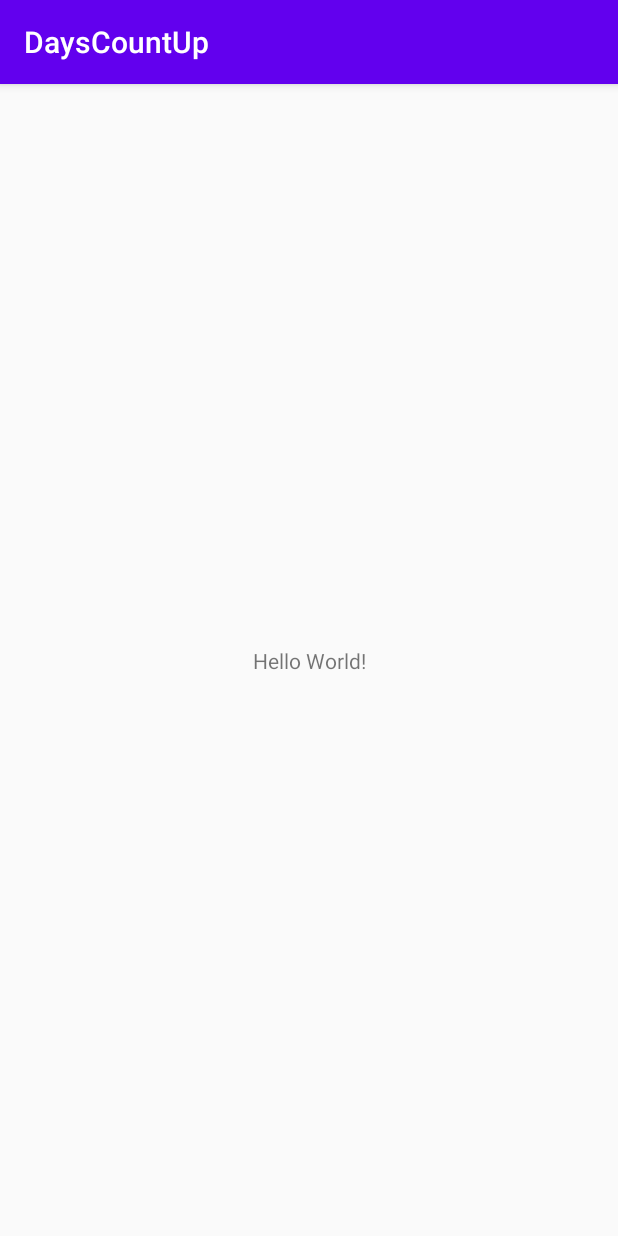
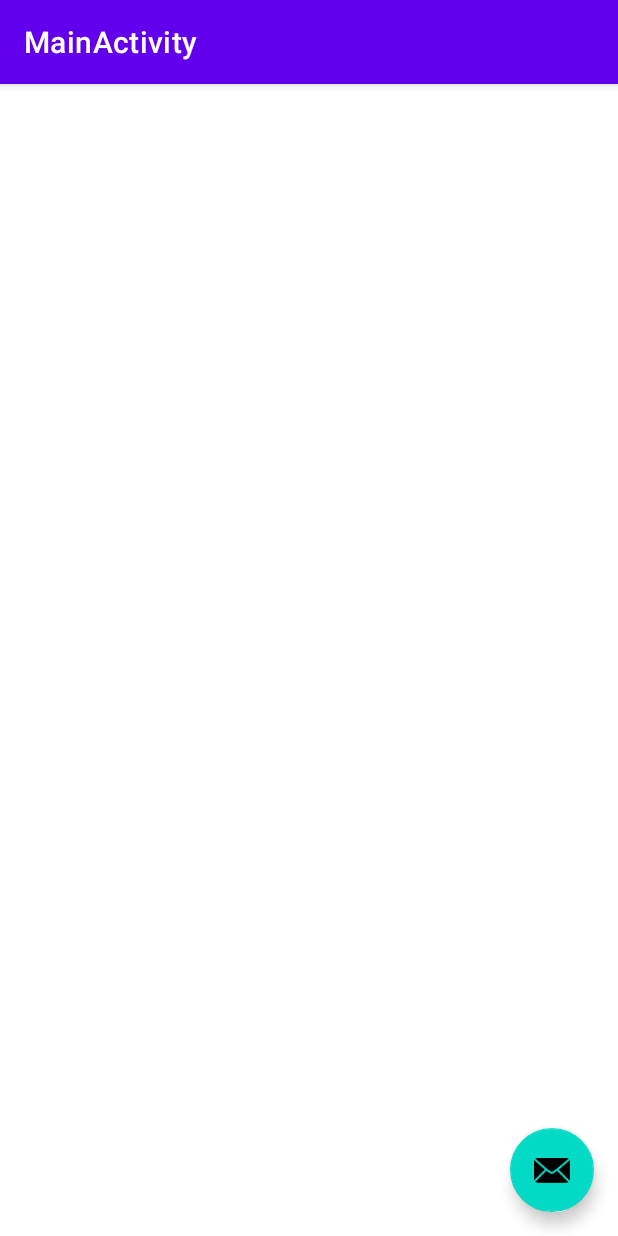
Before and after one commit to PrisonerPrice/DaysCountUp, an Android app: the screen it shows after launch (MainActivity), on a phone screen of 412 x 824 dp. Run offline under Robolectric (Android 15) with nearby library versions, the light colour scheme and no system bars.

Commit message:
Save work

```diff
--- a/app/build.gradle
+++ b/app/build.gradle
@@ -28,6 +28,12 @@ dependencies {
 
     implementation 'androidx.appcompat:appcompat:1.1.0'
     implementation 'androidx.constraintlayout:constraintlayout:1.1.3'
+    implementation 'com.google.android.material:material:1.1.0'
+    implementation 'androidx.navigation:navigation-fragment:2.0.0'
+    implementation 'androidx.navigation:navigation-ui:2.0.0'
+    implementation 'androidx.preference:preference:1.1.0-rc01'
+    implementation 'androidx.annotation:annotation:1.1.0'
+    implementation 'androidx.lifecycle:lifecycle-extensions:2.2.0'
     testImplementation 'junit:junit:4.12'
     androidTestImplementation 'androidx.test.ext:junit:1.1.1'
     androidTestImplementation 'androidx.test.espresso:espresso-core:3.2.0'
--- a/app/src/main/java/com/prisonerprice/dayscountup/MainActivity.java
+++ b/app/src/main/java/com/prisonerprice/dayscountup/MainActivity.java
@@ -1,8 +1,14 @@
 package com.prisonerprice.dayscountup;
 
+import android.os.Bundle;
+
+import com.google.android.material.floatingactionbutton.FloatingActionButton;
+import com.google.android.material.snackbar.Snackbar;
+
 import androidx.appcompat.app.AppCompatActivity;
+import androidx.appcompat.widget.Toolbar;
 
-import android.os.Bundle;
+import android.view.View;
 
 public class MainActivity extends AppCompatActivity {
 
@@ -10,5 +16,17 @@ public class MainActivity extends AppCompatActivity {
     protected void onCreate(Bundle savedInstanceState) {
         super.onCreate(savedInstanceState);
         setContentView(R.layout.activity_main);
+        Toolbar toolbar = findViewById(R.id.toolbar);
+        setSupportActionBar(toolbar);
+
+        FloatingActionButton fab = findViewById(R.id.fab);
+        fab.setOnClickListener(new View.OnClickListener() {
+            @Override
+            public void onClick(View view) {
+                Snackbar.make(view, "Replace with your own action", Snackbar.LENGTH_LONG)
+                        .setAction("Action", null).show();
+            }
+        });
     }
+
 }
--- a/app/src/main/res/layout/activity_main.xml
+++ b/app/src/main/res/layout/activity_main.xml
@@ -1,18 +1,31 @@
 <?xml version="1.0" encoding="utf-8"?>
-<androidx.constraintlayout.widget.ConstraintLayout xmlns:android="http://schemas.android.com/apk/res/android"
+<androidx.coordinatorlayout.widget.CoordinatorLayout xmlns:android="http://schemas.android.com/apk/res/android"
     xmlns:app="http://schemas.android.com/apk/res-auto"
     xmlns:tools="http://schemas.android.com/tools"
     android:layout_width="match_parent"
     android:layout_height="match_parent"
     tools:context=".MainActivity">
 
-    <TextView
+    <com.google.android.material.appbar.AppBarLayout
+        android:layout_width="match_parent"
+        android:layout_height="wrap_content"
+        android:theme="@style/AppTheme.AppBarOverlay">
+
+        <androidx.appcompat.widget.Toolbar
+            android:id="@+id/toolbar"
+            android:layout_width="match_parent"
+            android:layout_height="?attr/actionBarSize"
+            android:background="?attr/colorPrimary"
+            app:popupTheme="@style/AppTheme.PopupOverlay" />
+
+    </com.google.android.material.appbar.AppBarLayout>
+
+    <com.google.android.material.floatingactionbutton.FloatingActionButton
+        android:id="@+id/fab"
         android:layout_width="wrap_content"
         android:layout_height="wrap_content"
-        android:text="Hello World!"
-        app:layout_constraintBottom_toBottomOf="parent"
-        app:layout_constraintLeft_toLeftOf="parent"
-        app:layout_constraintRight_toRightOf="parent"
-        app:layout_constraintTop_toTopOf="parent" />
+        android:layout_gravity="bottom|end"
+        android:layout_margin="@dimen/fab_margin"
+        app:srcCompat="@android:drawable/ic_dialog_email" />
 
-</androidx.constraintlayout.widget.ConstraintLayout>
+</androidx.coordinatorlayout.widget.CoordinatorLayout>
--- /dev/null
+++ b/app/src/main/res/values/dimens.xml
@@ -0,0 +1,6 @@
+<resources>
+    <dimen name="fab_margin">16dp</dimen>
+    <!-- Default screen margins, per the Android Design guidelines. -->
+    <dimen name="activity_horizontal_margin">16dp</dimen>
+    <dimen name="activity_vertical_margin">16dp</dimen>
+</resources>
--- a/app/src/main/res/values/styles.xml
+++ b/app/src/main/res/values/styles.xml
@@ -1,11 +1,20 @@
 <resources>
 
     <!-- Base application theme. -->
-    <style name="AppTheme" parent="Theme.AppCompat.Light.DarkActionBar">
+    <style name="AppTheme" parent="Theme.MaterialComponents.Light.NoActionBar">
         <!-- Customize your theme here. -->
         <item name="colorPrimary">@color/colorPrimary</item>
         <item name="colorPrimaryDark">@color/colorPrimaryDark</item>
         <item name="colorAccent">@color/colorAccent</item>
     </style>
 
+    <style name="AppTheme.NoActionBar">
+        <item name="windowActionBar">false</item>
+        <item name="windowNoTitle">true</item>
+    </style>
+
+    <style name="AppTheme.AppBarOverlay" parent="ThemeOverlay.AppCompat.Dark.ActionBar" />
+
+    <style name="AppTheme.PopupOverlay" parent="ThemeOverlay.AppCompat.Light" />
+
 </resources>
```
Also changed, not shown: app/src/main/AndroidManifest.xml (+14 -3 lines), app/src/main/java/com/prisonerprice/dayscountup/EditActivity.java (added, +14 -0 lines), app/src/main/java/com/prisonerprice/dayscountup/SettingsActivity.java (added, +31 -0 lines), app/src/main/res/layout/activity_edit.xml (added, +9 -0 lines), app/src/main/res/layout/settings_activity.xml (added, +9 -0 lines), app/src/main/res/navigation/nav_graph.xml (added, +28 -0 lines), app/src/main/res/values/arrays.xml (added, +12 -0 lines), app/src/main/res/values/strings.xml (+34 -0 lines), app/src/main/res/xml/root_preferences.xml (added, +35 -0 lines).
